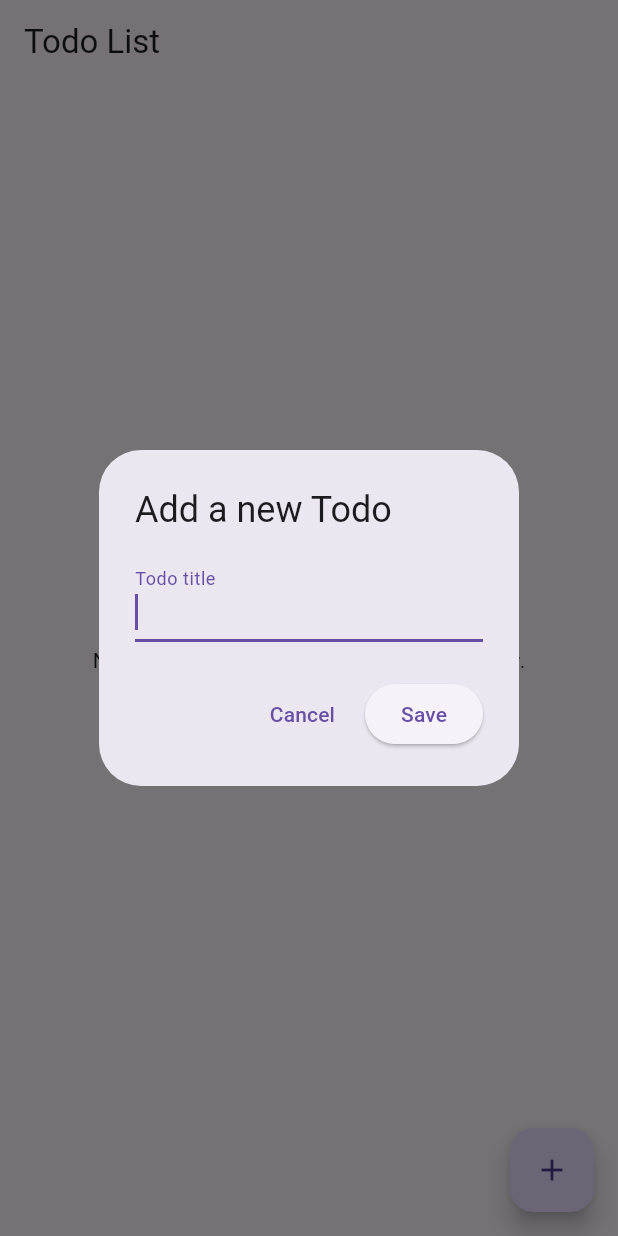
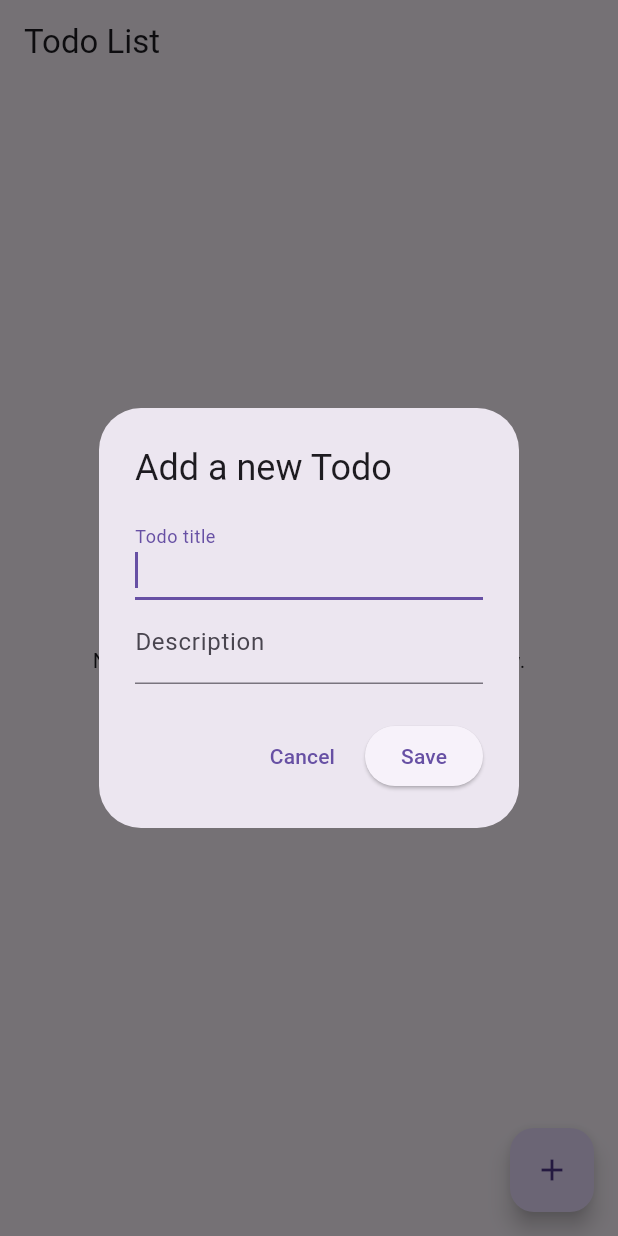
Before and after one commit to marcus-exe/sqflite_app, a Flutter app: the screen it shows after launch, after a tap on the "add" icon, on a phone screen of 412 x 824 dp. Run offline on Flutter 3.47's test engine with Material 3 defaults, Android fonts, the phone set to English and light mode, and no system bars; our stand-ins replace flutter_riverpod, sqflite; accounts and stored records are empty.

Commit message:
Add descriptio field to todo app

```diff
--- a/lib/data/models/todo.dart
+++ b/lib/data/models/todo.dart
@@ -1,11 +1,13 @@
 class Todo {
   final int? id;
   final String title;
+  final String description;
   final bool isDone;
 
   Todo({
     this.id,
     required this.title,
+    required this.description,
     this.isDone = false,
   });
 
@@ -13,6 +15,7 @@ class Todo {
     return {
       'id': id,
       'title': title,
+      'description': description,
       'isDone': isDone ? 1 : 0,
     };
   }
@@ -21,14 +24,16 @@ class Todo {
     return Todo(
       id: map['id'],
       title: map['title'],
+      description: map['description'] ?? '',
       isDone: map['isDone'] == 1,
     );
   }
 
-  Todo copyWith({int? id, String? title, bool? isDone}) {
+  Todo copyWith({int? id, String? title, String? description, bool? isDone}) {
     return Todo(
       id: id ?? this.id,
       title: title ?? this.title,
+      description: description ?? this.description,
       isDone: isDone ?? this.isDone,
     );
   }
--- a/lib/data/services/todo_database.dart
+++ b/lib/data/services/todo_database.dart
@@ -29,7 +29,7 @@ class TodoDatabase {
       version: 1,
       onCreate: (db, version) async {
         await db.execute(
-          "CREATE TABLE todos(id INTEGER PRIMARY KEY AUTOINCREMENT, title TEXT, isDone INTEGER)",
+          "CREATE TABLE todos(id INTEGER PRIMARY KEY AUTOINCREMENT, title TEXT, description TEXT, isDone INTEGER)",
         );
       },
     );
--- a/lib/domain/intents/todo_intent.dart
+++ b/lib/domain/intents/todo_intent.dart
@@ -5,7 +5,8 @@ abstract class TodoIntent {}
 class LoadTodosIntent extends TodoIntent {}
 class AddTodoIntent extends TodoIntent {
   final String title;
-  AddTodoIntent(this.title);
+  final String description;
+  AddTodoIntent(this.title, this.description);
 }
 class ToggleTodoIntent extends TodoIntent {
   final Todo todo;
@@ -14,7 +15,8 @@ class ToggleTodoIntent extends TodoIntent {
 class EditTodoIntent extends TodoIntent {
   final Todo todo;
   final String newTitle;
-  EditTodoIntent(this.todo, this.newTitle);
+  final String newDescription;
+  EditTodoIntent(this.todo, this.newTitle, this.newDescription);
 }
 class DeleteTodoIntent extends TodoIntent {
   final int id;
--- a/lib/domain/view_models/todo_view_model.dart
+++ b/lib/domain/view_models/todo_view_model.dart
@@ -28,7 +28,7 @@ class TodoViewModel extends StateNotifier<TodoState> {
         state = state.copyWith(todos: todos, isLoading: false);
       } else if (intent is AddTodoIntent) {
         if (intent.title.isNotEmpty) {
-          final newTodo = Todo(title: intent.title);
+          final newTodo = Todo(title: intent.title, description: intent.description);
           await _db.createTodo(newTodo);
           _refreshTodos();
         }
@@ -38,7 +38,7 @@ class TodoViewModel extends StateNotifier<TodoState> {
         _refreshTodos();
       } else if (intent is EditTodoIntent) {
         if (intent.newTitle.isNotEmpty) {
-          final updatedTodo = intent.todo.copyWith(title: intent.newTitle);
+          final updatedTodo = intent.todo.copyWith(title: intent.newTitle, description: intent.newDescription);
           await _db.updateTodo(updatedTodo);
           _refreshTodos();
         }
--- a/lib/presentation/todo_list_screen.dart
+++ b/lib/presentation/todo_list_screen.dart
@@ -9,15 +9,25 @@ class TodoListScreen extends ConsumerWidget {
 
   Future<void> _showAddTodoDialog(BuildContext context, WidgetRef ref) async {
     final TextEditingController titleController = TextEditingController();
+    final TextEditingController descriptionController = TextEditingController();
     await showDialog(
       context: context,
       builder: (context) {
         return AlertDialog(
           title: const Text('Add a new Todo'),
-          content: TextField(
+          content: Column(
+            mainAxisSize: MainAxisSize.min,
+            children: [
+              TextField(
                 controller: titleController,
                 autofocus: true,
                 decoration: const InputDecoration(labelText: 'Todo title'),
+              ),
+              TextField(
+                controller: descriptionController,
+                decoration: const InputDecoration(labelText: 'Description'),
+              ),
+            ],
           ),
           actions: [
             TextButton(
@@ -26,7 +36,10 @@ class TodoListScreen extends ConsumerWidget {
             ),
             ElevatedButton(
               onPressed: () {
-                ref.read(todoViewModelProvider.notifier).processIntent(AddTodoIntent(titleController.text));
+                ref.read(todoViewModelProvider.notifier).processIntent(AddTodoIntent(
+                  titleController.text,
+                  descriptionController.text,
+                  ));
                 Navigator.of(context).pop();
               },
               child: const Text('Save'),
@@ -39,15 +52,25 @@ class TodoListScreen extends ConsumerWidget {
 
   Future<void> _showEditTodoDialog(BuildContext context, WidgetRef ref, Todo todo) async {
     final TextEditingController titleController = TextEditingController(text: todo.title);
+    final TextEditingController descriptionController = TextEditingController(text: todo.description); // New controller
     await showDialog(
       context: context,
       builder: (context) {
         return AlertDialog(
           title: const Text('Edit Todo'),
-          content: TextField(
+          content: Column(
+            mainAxisSize: MainAxisSize.min,
+            children: [
+              TextField(
                 controller: titleController,
                 autofocus: true,
                 decoration: const InputDecoration(labelText: 'Todo title'),
+              ),
+              TextField( // New TextField for description
+                controller: descriptionController,
+                decoration: const InputDecoration(labelText: 'Description'),
+              ),
+            ],
           ),
           actions: [
             TextButton(
@@ -56,7 +79,11 @@ class TodoListScreen extends ConsumerWidget {
             ),
             ElevatedButton(
               onPressed: () {
-                ref.read(todoViewModelProvider.notifier).processIntent(EditTodoIntent(todo, titleController.text));
+                ref.read(todoViewModelProvider.notifier).processIntent(EditTodoIntent(
+                  todo,
+                  titleController.text,
+                  descriptionController.text,
+                  ));
                 Navigator.of(context).pop();
               },
               child: const Text('Save'),
@@ -99,6 +126,13 @@ class TodoListScreen extends ConsumerWidget {
                             decoration: todo.isDone ? TextDecoration.lineThrough : null,
                           ),
                         ),
+                        subtitle: Text(
+                          todo.description, // Display the description
+                          style: TextStyle(
+                            decoration: todo.isDone ? TextDecoration.lineThrough : null,
+                            color: Colors.grey[600],
+                          ),
+                        ),
                         trailing: Row(
                           mainAxisSize: MainAxisSize.min,
                           children: [
```
Lines whose indentation alone changed are shown as unchanged.
